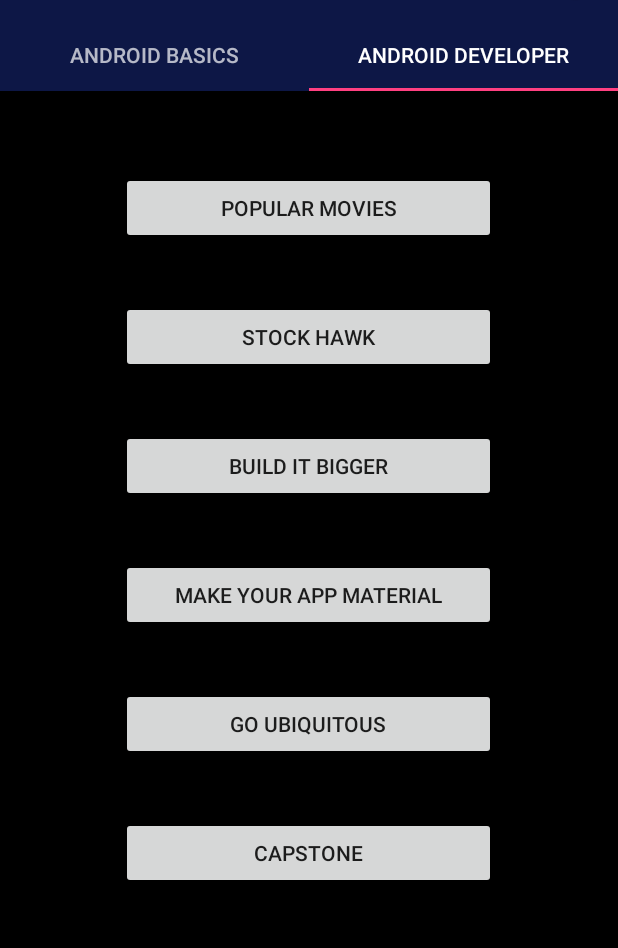
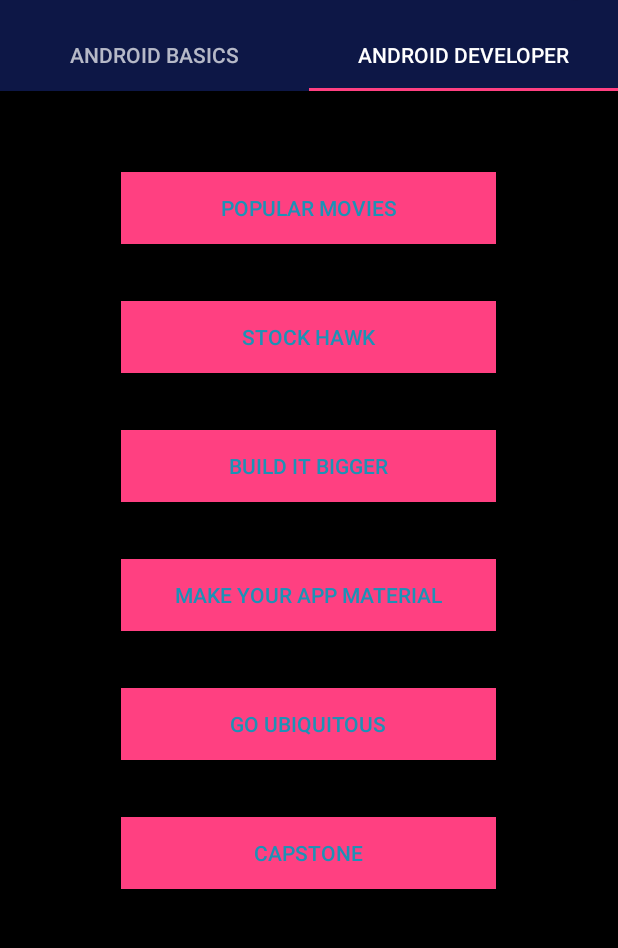
Before and after one commit to Cordlesswire/MyAppPortfolio, an Android app: the screen it shows after launch (MainActivity), tab 2 chosen, on a phone screen of 412 x 824 dp, the part 77-1025 px from its top. Run offline under Robolectric (Android 15) with nearby library versions, the phone set to English and light mode, and no system bars.

Commit message:
feat: style button

```diff
--- a/app/src/main/res/layout/fragment_developer.xml
+++ b/app/src/main/res/layout/fragment_developer.xml
@@ -20,60 +20,42 @@
         >
         <Button
             android:id="@+id/button1"
-            android:layout_width="250dp"
-            android:layout_height="wrap_content"
-            android:layout_centerHorizontal="true"
-            android:layout_marginTop="@dimen/margin"
+            style="@style/buttonStyle"
             android:text="@string/adnd0"
             android:onClick="toastOnClick"
             />
         <Button
             android:id="@+id/button2"
-            android:layout_width="250dp"
-            android:layout_height="wrap_content"
             android:layout_below="@+id/button1"
-            android:layout_centerHorizontal="true"
-            android:layout_marginTop="@dimen/margin"
+            style="@style/buttonStyle"
             android:text="@string/adnd1"
             android:onClick="toastOnClick"
             />
         <Button
             android:id="@+id/button3"
-            android:layout_width="250dp"
-            android:layout_height="wrap_content"
             android:layout_below="@+id/button2"
-            android:layout_centerHorizontal="true"
-            android:layout_marginTop="@dimen/margin"
+            style="@style/buttonStyle"
             android:text="@string/adnd2"
             android:onClick="toastOnClick"
             />
         <Button
             android:id="@+id/button4"
-            android:layout_width="250dp"
-            android:layout_height="wrap_content"
             android:layout_below="@+id/button3"
-            android:layout_centerHorizontal="true"
-            android:layout_marginTop="@dimen/margin"
+            style="@style/buttonStyle"
             android:text="@string/adnd3"
             android:onClick="toastOnClick"
             />
         <Button
             android:id="@+id/button5"
-            android:layout_width="250dp"
-            android:layout_height="wrap_content"
             android:layout_below="@+id/button4"
-            android:layout_centerHorizontal="true"
-            android:layout_marginTop="@dimen/margin"
+            style="@style/buttonStyle"
             android:text="@string/adnd4"
             android:onClick="toastOnClick"
             />
         <Button
             android:id="@+id/button6"
-            android:layout_width="250dp"
-            android:layout_height="wrap_content"
             android:layout_below="@+id/button5"
-            android:layout_centerHorizontal="true"
-            android:layout_marginTop="@dimen/margin"
+            style="@style/buttonStyle"
             android:text="@string/adnd5"
             android:onClick="toastOnClick"
             />
--- a/app/src/main/res/values/styles.xml
+++ b/app/src/main/res/values/styles.xml
@@ -14,4 +14,13 @@
     <style name="AppTheme.AppBarOverlay" parent="ThemeOverlay.AppCompat.Dark.ActionBar"/>
     <style name="AppTheme.PopupOverlay" parent="ThemeOverlay.AppCompat.Light"/>
 
+    <style name="buttonStyle" parent="Base.TextAppearance.AppCompat.Button">
+        <item name="android:layout_width">250dp</item>
+        <item name="android:layout_height">wrap_content</item>
+        <item name="android:layout_marginTop">@dimen/margin</item>
+        <item name="android:layout_centerHorizontal">true</item>
+        <item name="android:textColor">#1c92b6</item>
+        <item name="android:background">@color/colorAccent</item>
+    </style>
+
 </resources>
```
Also changed, not shown: app/src/main/res/layout/fragment_basics.xml (+10 -40 lines).
